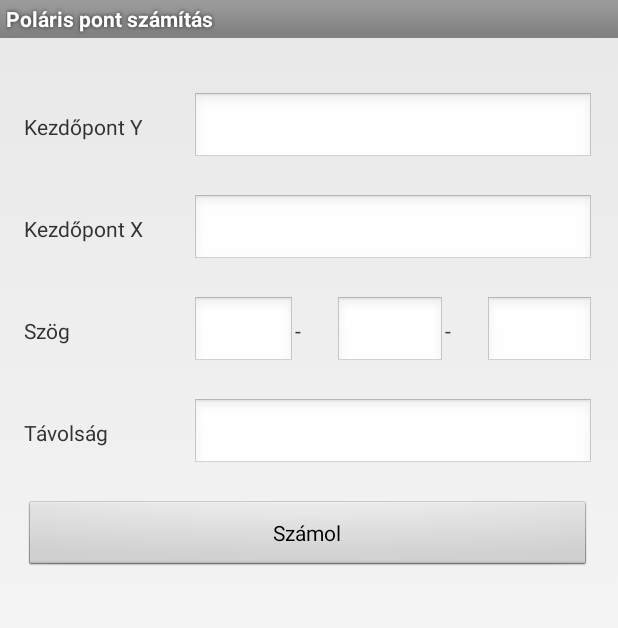
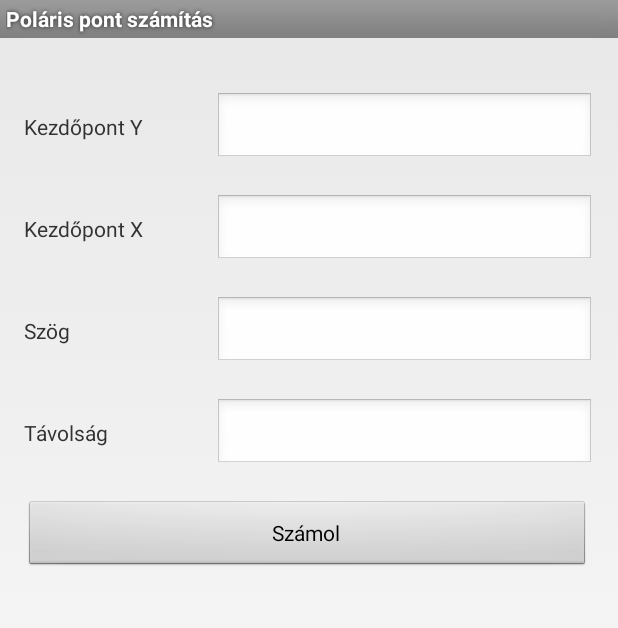
Before and after one commit to valami/HevesiToolbox, an Android app: the polarispont screen opened directly, with no data from a screen before it, after a tap on "Számol", on a phone screen of 412 x 824 dp. Shown: the top 628 px of the screen. Run offline under Robolectric (Android 15) with nearby library versions, the phone set to English and light mode, and no system bars; 2 statements that could not run were skipped.

Commit message:
Update 0.7.1.1

```diff
--- /dev/null
+++ b/app/src/main/java/hu/valamas/hevesitoolbox/szamolasok/felulet/szogkezeles.java
@@ -0,0 +1,36 @@
+package hu.valamas.hevesitoolbox.szamolasok.felulet;
+
+public class szogkezeles {
+    public String tagolas (String bevitel)
+    {
+        String r =bevitel;
+        char[] bevitel_c = bevitel.toCharArray();
+
+        if (bevitel_c.length == 1)  {
+            if (bevitel_c[0]=='-')  {
+                return "";
+            }
+        }   else if (bevitel_c.length == 4) {
+            if (bevitel_c[1] != '-' && bevitel_c[2] != '-' && bevitel_c[3] != '-') {
+                r = bevitel.substring(0,3) + "-" + Character.toString(bevitel_c[3]);
+            }
+        }
+
+
+
+
+        return r;
+    }
+    /*
+    public String kiiras (String bevitel)
+    {
+        return "";
+    }
+    public double szamra (String bevitel)
+    {
+        return 0;
+    }
+    */
+
+
+}
--- a/app/src/main/java/hu/valamas/hevesitoolbox/szamolasok/iranyszog.java
+++ b/app/src/main/java/hu/valamas/hevesitoolbox/szamolasok/iranyszog.java
@@ -18,6 +18,7 @@ import java.text.DecimalFormat;
 
 import com.example.valamas.hevesitoolbox.R;
 import hu.valamas.hevesitoolbox.szamolasok.felulet.tizedes;
+import hu.valamas.hevesitoolbox.szamolasok.felulet.szogkezeles;
 
 public class iranyszog extends Activity   {
     private double szog,dist;
--- a/app/src/main/java/hu/valamas/hevesitoolbox/szamolasok/polarispont.java
+++ b/app/src/main/java/hu/valamas/hevesitoolbox/szamolasok/polarispont.java
@@ -6,6 +6,8 @@ import android.content.DialogInterface;
 import android.content.Intent;
 import android.content.pm.ActivityInfo;
 import android.os.Bundle;
+import android.text.Editable;
+import android.text.TextWatcher;
 import android.view.Menu;
 import android.view.MenuItem;
 import android.view.View;
@@ -17,6 +19,7 @@ import android.widget.Toast;
 import java.text.DecimalFormat;
 
 import com.example.valamas.hevesitoolbox.R;
+import hu.valamas.hevesitoolbox.szamolasok.felulet.szogkezeles;
 
 public class polarispont extends Activity {
      DecimalFormat df = new DecimalFormat("#.##");
@@ -25,17 +28,18 @@ public class polarispont extends Activity {
         super.onCreate(savedInstanceState);
         setContentView(R.layout.activity_polarispont);
 
+        final szogkezeles szogkezeles = new szogkezeles();
         final TextView PX_eredm = (TextView) findViewById(R.id.PX_eredmeny);
         final TextView PY_eredm = (TextView) findViewById(R.id.PY_eredmeny);
         final EditText KX_in = (EditText) findViewById(R.id.KX_in);
         final EditText KY_in = (EditText) findViewById(R.id.KY_in);
         final TextView  PX_text = (TextView) findViewById(R.id.PX_text);
         final TextView  PY_text = (TextView) findViewById(R.id.PY_text);
-        final EditText szogfok = (EditText) findViewById(R.id.szog_in_fok);
-        final EditText szogperc = (EditText) findViewById(R.id.szog_in_perc);
-        final EditText szogmasod = (EditText) findViewById(R.id.szog_in_masod);
+        final EditText szog = (EditText) findViewById(R.id.szog_in);
         final EditText tav_in = (EditText) findViewById(R.id.tav_in);
 
+
+        //Forgatás
         Bundle extras = getIntent().getExtras();
         Byte orientation = extras.getByte("orientation");
         if (orientation == 0)   {
@@ -44,51 +48,63 @@ public class polarispont extends Activity {
             setRequestedOrientation(ActivityInfo.SCREEN_ORIENTATION_PORTRAIT);
         }
 
+        //Szögbevitel
+        szog.addTextChangedListener(new TextWatcher() {
+            @Override
+            public void beforeTextChanged(CharSequence s, int start, int count, int after) {
+            }
+
+            @Override
+            public void onTextChanged(CharSequence s, int start, int before, int count) {
+                String szog_bent =szog.getText().toString();
+                String szog_tagolt = szogkezeles.tagolas(szog_bent);
+                if (!szog_bent.equals(szog_tagolt))
+                {
+                    szog.setText(szog_tagolt);
+                }
+
+            }
+
+            @Override
+            public void afterTextChanged(Editable s) {
+            }
+        });
+
+
+
         Button szamit = (Button) findViewById(R.id.button);
         szamit.setOnClickListener(new View.OnClickListener() {
 
             public void onClick(View v) {
                 String KX_s = KX_in.getText().toString();
                 String KY_s = KY_in.getText().toString();
-                String szogfok_s = szogfok.getText().toString();
-                String szogperc_s = szogperc.getText().toString();
-                String szogmasod_s = szogmasod.getText().toString();
+
+                //final String szog_s = szog.getText().toString();
+
+
+
+
+
                 String tav_s = tav_in.getText().toString();
-                if (KX_s.matches("") | KY_s.matches("") |  tav_s.matches("")  ) {
+                if (KX_s.matches("") || KY_s.matches("") ||  tav_s.matches("") ) {
                     Toast.makeText(getApplicationContext(),
                             getString(R.string.polaris_ures), Toast.LENGTH_SHORT).show();
                             return;
-                } else if (szogfok_s.matches("") |szogperc_s.matches("") | szogmasod_s.matches("") )
-                    {
-                    if (szogfok_s.matches(""))
-                    {
-                        szogfok.setText("0");
-                        szogfok_s ="0";
-                    } if (szogperc_s.matches(""))
-                    {
-                        szogperc.setText("0");
-                        szogperc_s="0";
-                    } if (szogmasod_s.matches(""))
-                    {
-                        szogmasod.setText("0");
-                        szogmasod_s="0";
-                    }
                 }
 
                 double KX = Double.parseDouble(KX_s);
                 double KY = Double.parseDouble(KY_s);
                 double tav = Double.parseDouble(tav_s);
-                double fok = Double.parseDouble(szogfok_s);
-                double perc = Double.parseDouble(szogperc_s);
-                double masod = Double.parseDouble(szogmasod_s);
 
-                double szog =Math.toRadians (fok + (perc/60) + (masod/3600)) ;
+     //           double fok = Double.parseDouble(szogfok_s);
 
-                double PY = KY + (tav * Math.sin(szog));
-                double PX = KX + (tav * Math.cos(szog));
+      //          double szog =Math.toRadians (fok + (perc/60) + (masod/3600)) ;
 
-                PX_eredm.setText(df.format(PX));
-                PY_eredm.setText(df.format(PY));
+      //          double PY = KY + (tav * Math.sin(szog));
+      //          double PX = KX + (tav * Math.cos(szog));
+
+      //          PX_eredm.setText(df.format(PX));
+       //         PY_eredm.setText(df.format(PY));
 
                 PX_eredm.setVisibility(View.VISIBLE);
                 PY_eredm.setVisibility(View.VISIBLE);
@@ -122,7 +138,6 @@ public class polarispont extends Activity {
             });
             alertDialog.show();
         }
-
         return super.onOptionsItemSelected(item);
     }
 }
--- a/app/src/main/res/layout/activity_polarispont.xml
+++ b/app/src/main/res/layout/activity_polarispont.xml
@@ -81,47 +81,15 @@
                 <EditText
                     android:layout_width="wrap_content"
                     android:layout_height="wrap_content"
-                    android:id="@+id/szog_in_fok"
+                    android:id="@+id/szog_in"
                     android:layout_column="1"
                     android:inputType="numberDecimal"
                     android:numeric="integer|decimal"
                     android:autoText="false"
                     android:layout_weight="1"
-                    android:layout_span="2" />
-
-            <TextView
-                android:layout_width="wrap_content"
-                android:layout_height="wrap_content"
-                android:text="-"
-                android:id="@+id/elvalaszto1"
-                android:layout_column="3" />
-
-            <EditText
-                android:layout_width="match_parent"
-                android:layout_height="wrap_content"
-                android:id="@+id/szog_in_perc"
-                android:layout_column="4"
-                android:inputType="numberDecimal"
-                android:numeric="integer"
-                android:layout_weight="1"
-                android:minWidth="50dp" />
-
-            <TextView
-                android:layout_width="wrap_content"
-                android:layout_height="wrap_content"
-                android:text="-"
-                android:id="@+id/elvalaszto2"
-                android:layout_column="5" />
-
-            <EditText
-                android:layout_width="fill_parent"
-                android:layout_height="wrap_content"
-                android:id="@+id/szog_in_masod"
-                android:layout_column="6"
-                android:inputType="numberDecimal"
-                android:numeric="integer"
-                android:layout_weight="1"
-                android:minWidth="50dp" />
+                    android:layout_span="2"
+                    android:digits="1234567890-."
+                    android:editable="true" />
 
         </TableRow>
             <TableRow
```
Also changed, not shown: app/src/main/java/hu/valamas/hevesitoolbox/szamolasok/felulet/ellenorzes.java (deleted, +0 -8 lines), 2 other files.
